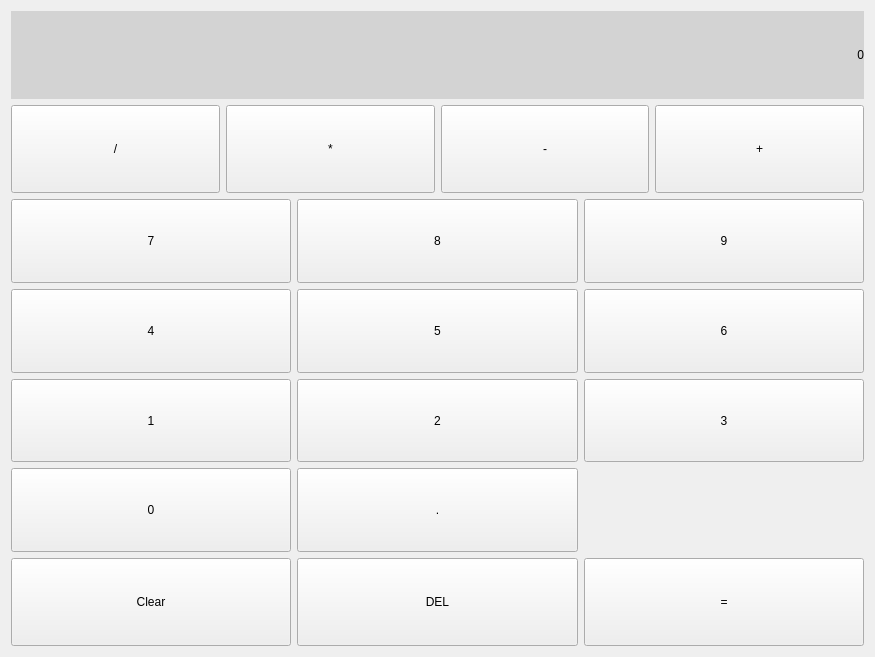
First picture: the form in calculator.ui, repository ITT-21SS-UR/assignment-02-JJLo1, before the edit.
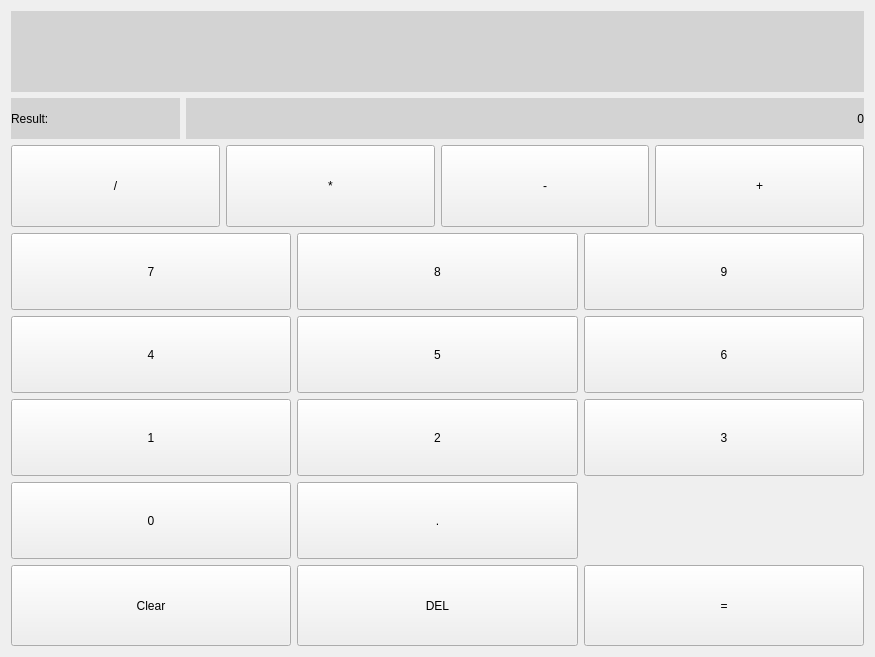
Second picture: the form after the edit.

Commit message: Added Result label to the ui

The edit to the form file:
```diff
--- a/calculator.ui
+++ b/calculator.ui
@@ -13,7 +13,7 @@
   <property name="windowTitle">
    <string>Form</string>
   </property>
-  <layout class="QVBoxLayout" name="verticalLayout" stretch="1,1,4,1">
+  <layout class="QVBoxLayout" name="verticalLayout" stretch="2,1,2,8,2">
    <item>
     <widget class="QLabel" name="ScreenLabel">
      <property name="sizePolicy">
@@ -29,13 +29,40 @@
       <string notr="true">background-color : lightgrey</string>
      </property>
      <property name="text">
-      <string>0</string>
+      <string/>
      </property>
      <property name="alignment">
       <set>Qt::AlignRight|Qt::AlignTrailing|Qt::AlignVCenter</set>
      </property>
     </widget>
    </item>
+   <item>
+    <layout class="QHBoxLayout" name="horizontalLayout" stretch="1,4">
+     <item>
+      <widget class="QLabel" name="ResultLabelIndicator">
+       <property name="styleSheet">
+        <string notr="true">background-color : lightgrey</string>
+       </property>
+       <property name="text">
+        <string>Result:</string>
+       </property>
+      </widget>
+     </item>
+     <item>
+      <widget class="QLabel" name="ResultLabel">
+       <property name="styleSheet">
+        <string notr="true">background-color : lightgrey</string>
+       </property>
+       <property name="text">
+        <string>0</string>
+       </property>
+       <property name="alignment">
+        <set>Qt::AlignRight|Qt::AlignTrailing|Qt::AlignVCenter</set>
+       </property>
+      </widget>
+     </item>
+    </layout>
+   </item>
    <item>
     <layout class="QHBoxLayout" name="horizontalLayout_3" stretch="0,0,0,0">
      <property name="topMargin">
@@ -97,8 +124,8 @@
    </item>
    <item>
     <layout class="QGridLayout" name="gridLayout_2">
-     <item row="3" column="1">
-      <widget class="QPushButton" name="NumButton_1">
+     <item row="5" column="2">
+      <widget class="QPushButton" name="NumButton_DecPoint">
        <property name="sizePolicy">
         <sizepolicy hsizetype="Preferred" vsizetype="Preferred">
          <horstretch>0</horstretch>
@@ -106,12 +133,12 @@
         </sizepolicy>
        </property>
        <property name="text">
-        <string>1</string>
+        <string>.</string>
        </property>
       </widget>
      </item>
      <item row="3" column="3">
-      <widget class="QPushButton" name="NumButton_3">
+      <widget class="QPushButton" name="NumButton_6">
        <property name="sizePolicy">
         <sizepolicy hsizetype="Preferred" vsizetype="Preferred">
          <horstretch>0</horstretch>
@@ -119,12 +146,12 @@
         </sizepolicy>
        </property>
        <property name="text">
-        <string>3</string>
+        <string>6</string>
        </property>
       </widget>
      </item>
-     <item row="1" column="3">
-      <widget class="QPushButton" name="NumButton_9">
+     <item row="3" column="1">
+      <widget class="QPushButton" name="NumButton_4">
        <property name="sizePolicy">
         <sizepolicy hsizetype="Preferred" vsizetype="Preferred">
          <horstretch>0</horstretch>
@@ -132,7 +159,7 @@
         </sizepolicy>
        </property>
        <property name="text">
-        <string>9</string>
+        <string>4</string>
        </property>
       </widget>
      </item>
@@ -149,7 +176,7 @@
        </property>
       </widget>
      </item>
-     <item row="2" column="2">
+     <item row="3" column="2">
       <widget class="QPushButton" name="NumButton_5">
        <property name="sizePolicy">
         <sizepolicy hsizetype="Preferred" vsizetype="Preferred">
@@ -162,8 +189,8 @@
        </property>
       </widget>
      </item>
-     <item row="2" column="1">
-      <widget class="QPushButton" name="NumButton_4">
+     <item row="5" column="1">
+      <widget class="QPushButton" name="NumButton_0">
        <property name="sizePolicy">
         <sizepolicy hsizetype="Preferred" vsizetype="Preferred">
          <horstretch>0</horstretch>
@@ -171,12 +198,12 @@
         </sizepolicy>
        </property>
        <property name="text">
-        <string>4</string>
+        <string>0</string>
        </property>
       </widget>
      </item>
-     <item row="2" column="3">
-      <widget class="QPushButton" name="NumButton_6">
+     <item row="1" column="3">
+      <widget class="QPushButton" name="NumButton_9">
        <property name="sizePolicy">
         <sizepolicy hsizetype="Preferred" vsizetype="Preferred">
          <horstretch>0</horstretch>
@@ -184,11 +211,24 @@
         </sizepolicy>
        </property>
        <property name="text">
-        <string>6</string>
+        <string>9</string>
        </property>
       </widget>
      </item>
-     <item row="3" column="2">
+     <item row="4" column="1">
+      <widget class="QPushButton" name="NumButton_1">
+       <property name="sizePolicy">
+        <sizepolicy hsizetype="Preferred" vsizetype="Preferred">
+         <horstretch>0</horstretch>
+         <verstretch>0</verstretch>
+        </sizepolicy>
+       </property>
+       <property name="text">
+        <string>1</string>
+       </property>
+      </widget>
+     </item>
+     <item row="4" column="2">
       <widget class="QPushButton" name="NumButton_2">
        <property name="sizePolicy">
         <sizepolicy hsizetype="Preferred" vsizetype="Preferred">
@@ -201,6 +241,19 @@
        </property>
       </widget>
      </item>
+     <item row="4" column="3">
+      <widget class="QPushButton" name="NumButton_3">
+       <property name="sizePolicy">
+        <sizepolicy hsizetype="Preferred" vsizetype="Preferred">
+         <horstretch>0</horstretch>
+         <verstretch>0</verstretch>
+        </sizepolicy>
+       </property>
+       <property name="text">
+        <string>3</string>
+       </property>
+      </widget>
+     </item>
      <item row="1" column="1">
       <widget class="QPushButton" name="NumButton_7">
        <property name="sizePolicy">
@@ -214,32 +267,6 @@
        </property>
       </widget>
      </item>
-     <item row="4" column="1">
-      <widget class="QPushButton" name="NumButton_0">
-       <property name="sizePolicy">
-        <sizepolicy hsizetype="Preferred" vsizetype="Preferred">
-         <horstretch>0</horstretch>
-         <verstretch>0</verstretch>
-        </sizepolicy>
-       </property>
-       <property name="text">
-        <string>0</string>
-       </property>
-      </widget>
-     </item>
-     <item row="4" column="2">
-      <widget class="QPushButton" name="NumButton_DecPoint">
-       <property name="sizePolicy">
-        <sizepolicy hsizetype="Preferred" vsizetype="Preferred">
-         <horstretch>0</horstretch>
-         <verstretch>0</verstretch>
-        </sizepolicy>
-       </property>
-       <property name="text">
-        <string>.</string>
-       </property>
-      </widget>
-     </item>
     </layout>
    </item>
    <item>
```
Left out of the diff: 2 changed lines with no effect on the pictures.
